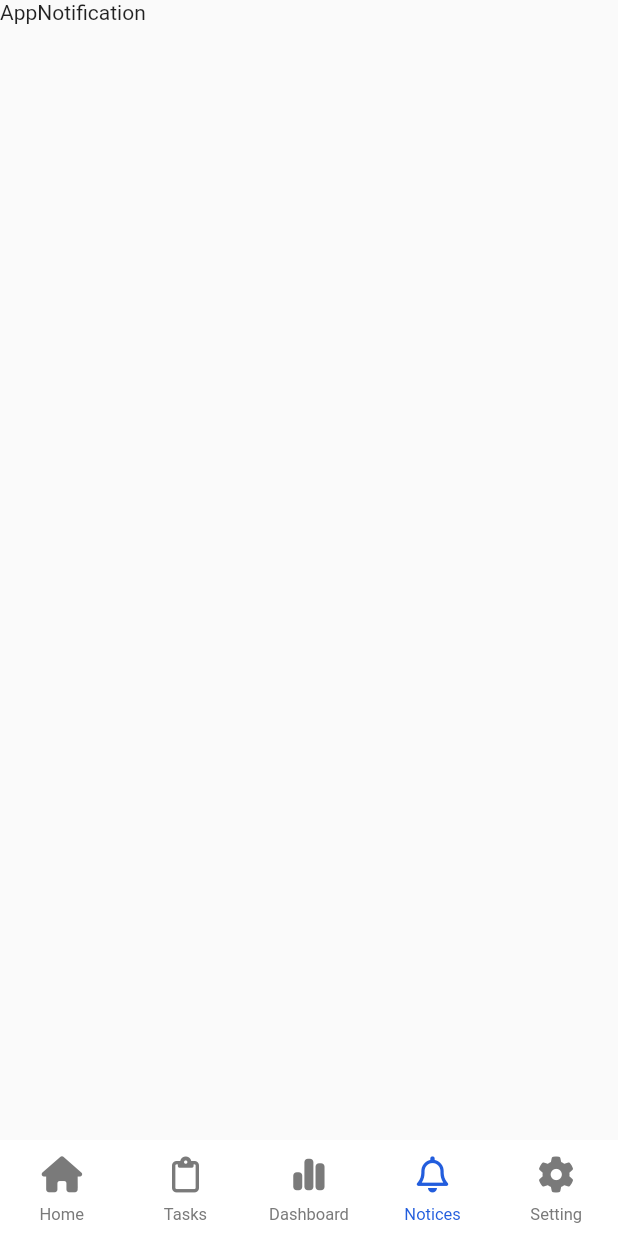
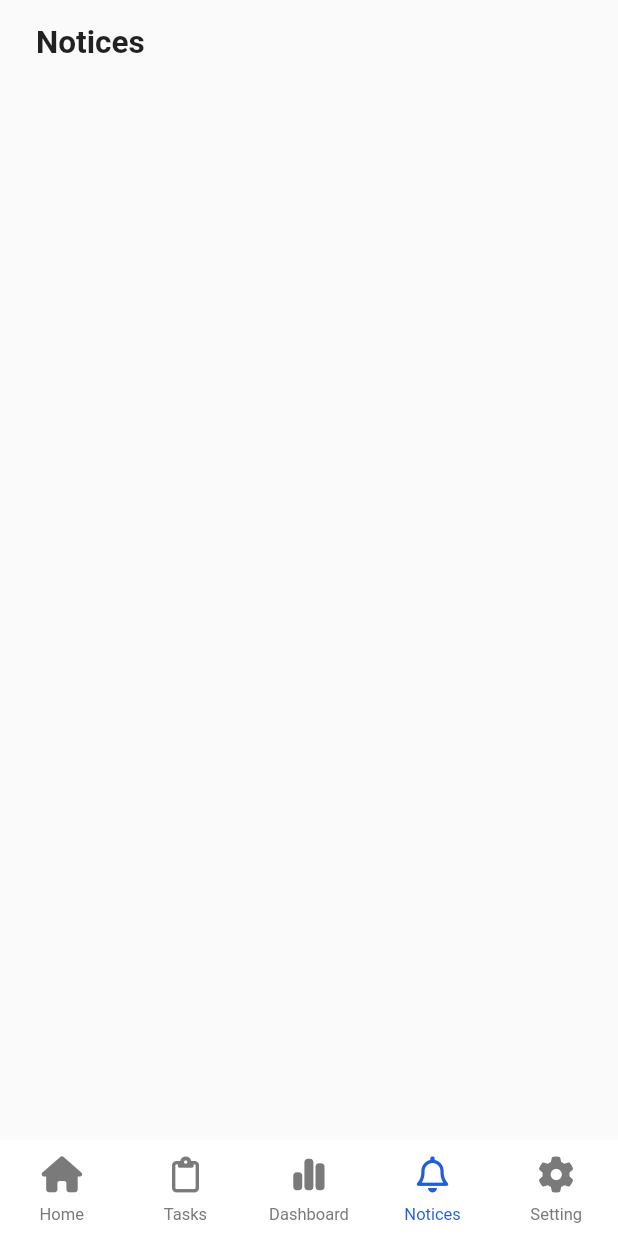
Before and after one commit to clover-leaf/zen, a Flutter app: the screen it shows after launch, item 4 of the bottom bar chosen, on a phone screen of 412 x 824 dp. Run offline on Flutter 3.47's test engine with Material 2 defaults, Android fonts, the light colour scheme and no system bars; our stand-ins replace bloc, equatable, fl_chart, flutter_bloc, flutter_svg, font_awesome_flutter.

Commit message:
edit notice page: add padding

```diff
--- a/lib/app_notification/view/app_notification_page.dart
+++ b/lib/app_notification/view/app_notification_page.dart
@@ -1,6 +1,7 @@
 import 'package:flutter/material.dart';
 import 'package:flutter_bloc/flutter_bloc.dart';
 import 'package:flutter_firestore/app_notification/app_notification.dart';
+import 'package:flutter_firestore/common/common.dart';
 
 class AppNotificationPage extends StatelessWidget {
   const AppNotificationPage({super.key});
@@ -19,6 +20,17 @@ class AppNotificationView extends StatelessWidget {
 
   @override
   Widget build(BuildContext context) {
-    return const Text('AppNotification');
+    return Padding(
+      padding: EdgeInsets.fromLTRB(
+        Space.contentPaddingLeft.value,
+        Space.contentPaddingTop.value + MediaQuery.of(context).viewPadding.top,
+        Space.contentPaddingRight.value,
+        Space.contentPaddingBottom.value,
+      ),
+      child: const Text(
+        'Notices',
+        style: TextStyle(fontSize: 21, fontWeight: FontWeight.bold),
+      ),
+    );
   }
 }
```
